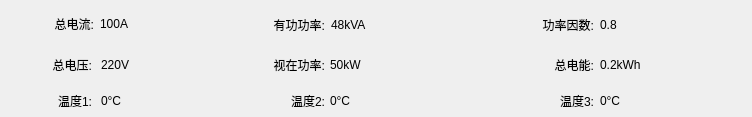
Old version of the form BusBar-Qt/branch/box/boxtotalwid.ui in the repository luozhiyong131/BusBar.
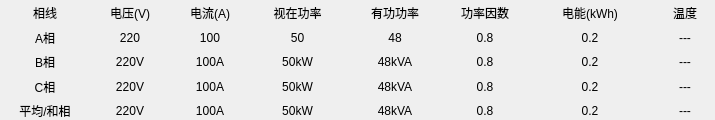
New version of the form.

Patch:
```diff
--- a/BusBar-Qt/branch/box/boxtotalwid.ui
+++ b/BusBar-Qt/branch/box/boxtotalwid.ui
@@ -6,472 +6,966 @@
    <rect>
     <x>0</x>
     <y>0</y>
-    <width>752</width>
-    <height>117</height>
+    <width>706</width>
+    <height>120</height>
    </rect>
   </property>
+  <property name="minimumSize">
+   <size>
+    <width>0</width>
+    <height>25</height>
+   </size>
+  </property>
   <property name="windowTitle">
    <string>Form</string>
   </property>
-  <widget class="QLabel" name="label_4">
-   <property name="geometry">
-    <rect>
-     <x>9</x>
-     <y>9</y>
-     <width>85</width>
-     <height>30</height>
-    </rect>
+  <layout class="QGridLayout" name="gridLayout">
+   <property name="leftMargin">
+    <number>0</number>
    </property>
-   <property name="minimumSize">
-    <size>
-     <width>85</width>
-     <height>0</height>
-    </size>
+   <property name="topMargin">
+    <number>0</number>
    </property>
-   <property name="maximumSize">
-    <size>
-     <width>85</width>
-     <height>16777215</height>
-    </size>
+   <property name="rightMargin">
+    <number>0</number>
    </property>
-   <property name="text">
-    <string>总电流:</string>
+   <property name="bottomMargin">
+    <number>0</number>
    </property>
-   <property name="alignment">
-    <set>Qt::AlignRight|Qt::AlignTrailing|Qt::AlignVCenter</set>
+   <property name="horizontalSpacing">
+    <number>0</number>
    </property>
-  </widget>
-  <widget class="QLabel" name="tCurLab">
-   <property name="geometry">
-    <rect>
-     <x>100</x>
-     <y>9</y>
-     <width>85</width>
-     <height>30</height>
-    </rect>
+   <property name="verticalSpacing">
+    <number>2</number>
    </property>
-   <property name="minimumSize">
-    <size>
-     <width>85</width>
-     <height>0</height>
-    </size>
-   </property>
-   <property name="maximumSize">
-    <size>
-     <width>85</width>
-     <height>16777215</height>
-    </size>
-   </property>
-   <property name="layoutDirection">
-    <enum>Qt::LeftToRight</enum>
-   </property>
-   <property name="text">
-    <string>100A</string>
-   </property>
-   <property name="alignment">
-    <set>Qt::AlignLeading|Qt::AlignLeft|Qt::AlignVCenter</set>
-   </property>
-  </widget>
-  <widget class="QLabel" name="label_8">
-   <property name="geometry">
-    <rect>
-     <x>509</x>
-     <y>50</y>
-     <width>85</width>
-     <height>30</height>
-    </rect>
-   </property>
+   <item row="0" column="0">
+    <layout class="QHBoxLayout" name="horizontalLayout">
+     <property name="spacing">
+      <number>0</number>
+     </property>
+     <item>
+      <widget class="QLabel" name="label">
    <property name="minimumSize">
     <size>
-     <width>85</width>
-     <height>0</height>
+         <width>90</width>
+         <height>25</height>
     </size>
    </property>
    <property name="maximumSize">
     <size>
-     <width>85</width>
+         <width>90</width>
      <height>16777215</height>
     </size>
    </property>
    <property name="text">
-    <string>总电能:</string>
+        <string>相线</string>
    </property>
    <property name="alignment">
-    <set>Qt::AlignRight|Qt::AlignTrailing|Qt::AlignVCenter</set>
-   </property>
-  </widget>
-  <widget class="QLabel" name="tEleLab">
-   <property name="geometry">
-    <rect>
-     <x>600</x>
-     <y>50</y>
-     <width>131</width>
-     <height>30</height>
-    </rect>
-   </property>
-   <property name="minimumSize">
-    <size>
-     <width>85</width>
-     <height>0</height>
-    </size>
-   </property>
-   <property name="text">
-    <string>0.2kWh</string>
-   </property>
-   <property name="alignment">
-    <set>Qt::AlignLeading|Qt::AlignLeft|Qt::AlignVCenter</set>
-   </property>
-  </widget>
+        <set>Qt::AlignCenter</set>
+       </property>
+      </widget>
+     </item>
+     <item>
   <widget class="QLabel" name="label_11">
-   <property name="geometry">
-    <rect>
-     <x>10</x>
-     <y>50</y>
-     <width>82</width>
-     <height>30</height>
-    </rect>
-   </property>
    <property name="minimumSize">
     <size>
-     <width>82</width>
-     <height>0</height>
+         <width>80</width>
+         <height>25</height>
     </size>
    </property>
    <property name="maximumSize">
     <size>
-     <width>82</width>
+         <width>80</width>
      <height>16777215</height>
     </size>
    </property>
    <property name="text">
-    <string>总电压:</string>
+        <string>电压(V)</string>
    </property>
    <property name="alignment">
-    <set>Qt::AlignRight|Qt::AlignTrailing|Qt::AlignVCenter</set>
-   </property>
-  </widget>
-  <widget class="QLabel" name="vollab">
-   <property name="geometry">
-    <rect>
-     <x>101</x>
-     <y>50</y>
-     <width>82</width>
-     <height>30</height>
-    </rect>
-   </property>
+        <set>Qt::AlignCenter</set>
+       </property>
+      </widget>
+     </item>
+     <item>
+      <widget class="QLabel" name="label_4">
    <property name="minimumSize">
     <size>
-     <width>82</width>
-     <height>0</height>
+         <width>80</width>
+         <height>25</height>
     </size>
    </property>
    <property name="maximumSize">
     <size>
-     <width>82</width>
+         <width>80</width>
      <height>16777215</height>
     </size>
    </property>
    <property name="text">
-    <string>220V</string>
-   </property>
-  </widget>
-  <widget class="QLabel" name="label_7">
-   <property name="geometry">
-    <rect>
-     <x>509</x>
-     <y>10</y>
-     <width>85</width>
-     <height>30</height>
-    </rect>
-   </property>
-   <property name="minimumSize">
-    <size>
-     <width>85</width>
-     <height>0</height>
-    </size>
-   </property>
-   <property name="maximumSize">
-    <size>
-     <width>85</width>
-     <height>16777215</height>
-    </size>
-   </property>
-   <property name="text">
-    <string>功率因数:</string>
-   </property>
+        <string>电流(A)</string>
+       </property>
    <property name="alignment">
-    <set>Qt::AlignRight|Qt::AlignTrailing|Qt::AlignVCenter</set>
-   </property>
-  </widget>
-  <widget class="QLabel" name="tPfLab">
-   <property name="geometry">
-    <rect>
-     <x>600</x>
-     <y>10</y>
-     <width>85</width>
-     <height>30</height>
-    </rect>
-   </property>
-   <property name="minimumSize">
-    <size>
-     <width>85</width>
-     <height>0</height>
-    </size>
-   </property>
-   <property name="maximumSize">
-    <size>
-     <width>85</width>
-     <height>16777215</height>
-    </size>
-   </property>
-   <property name="text">
-    <string>0.8</string>
-   </property>
-  </widget>
+        <set>Qt::AlignCenter</set>
+       </property>
+      </widget>
+     </item>
+     <item>
   <widget class="QLabel" name="label_9">
-   <property name="geometry">
-    <rect>
-     <x>240</x>
-     <y>50</y>
-     <width>85</width>
-     <height>30</height>
-    </rect>
-   </property>
    <property name="minimumSize">
     <size>
-     <width>85</width>
-     <height>0</height>
+         <width>95</width>
+         <height>25</height>
     </size>
    </property>
    <property name="maximumSize">
     <size>
-     <width>85</width>
+         <width>95</width>
      <height>16777215</height>
     </size>
    </property>
    <property name="text">
-    <string>视在功率:</string>
+        <string>视在功率</string>
    </property>
    <property name="alignment">
-    <set>Qt::AlignRight|Qt::AlignTrailing|Qt::AlignVCenter</set>
-   </property>
-  </widget>
-  <widget class="QLabel" name="tApPowLab">
-   <property name="geometry">
-    <rect>
-     <x>330</x>
-     <y>50</y>
-     <width>160</width>
-     <height>30</height>
-    </rect>
-   </property>
-   <property name="minimumSize">
-    <size>
-     <width>85</width>
-     <height>0</height>
-    </size>
-   </property>
-   <property name="text">
-    <string>50kW</string>
-   </property>
-  </widget>
+        <set>Qt::AlignCenter</set>
+       </property>
+      </widget>
+     </item>
+     <item>
   <widget class="QLabel" name="label_10">
-   <property name="geometry">
-    <rect>
-     <x>240</x>
-     <y>10</y>
-     <width>85</width>
-     <height>30</height>
-    </rect>
-   </property>
    <property name="minimumSize">
     <size>
-     <width>85</width>
-     <height>0</height>
+         <width>100</width>
+         <height>25</height>
     </size>
    </property>
    <property name="maximumSize">
     <size>
-     <width>85</width>
+         <width>100</width>
      <height>16777215</height>
     </size>
    </property>
    <property name="text">
-    <string>有功功率:</string>
+        <string>有功功率</string>
    </property>
    <property name="alignment">
-    <set>Qt::AlignRight|Qt::AlignTrailing|Qt::AlignVCenter</set>
-   </property>
-  </widget>
-  <widget class="QLabel" name="tPowLab">
-   <property name="geometry">
-    <rect>
-     <x>331</x>
-     <y>10</y>
-     <width>160</width>
-     <height>30</height>
-    </rect>
-   </property>
+        <set>Qt::AlignCenter</set>
+       </property>
+      </widget>
+     </item>
+     <item>
+      <widget class="QLabel" name="label_7">
+       <property name="minimumSize">
+        <size>
+         <width>80</width>
+         <height>25</height>
+        </size>
+       </property>
+       <property name="maximumSize">
+        <size>
+         <width>80</width>
+         <height>16777215</height>
+        </size>
+       </property>
+       <property name="text">
+        <string>功率因数</string>
+       </property>
+       <property name="alignment">
+        <set>Qt::AlignCenter</set>
+       </property>
+      </widget>
+     </item>
+     <item>
+      <widget class="QLabel" name="label_8">
    <property name="minimumSize">
     <size>
-     <width>85</width>
-     <height>0</height>
-    </size>
-   </property>
+         <width>130</width>
+         <height>25</height>
+        </size>
+       </property>
+       <property name="maximumSize">
+        <size>
+         <width>130</width>
+         <height>16777215</height>
+        </size>
+       </property>
    <property name="text">
-    <string>48kVA</string>
-   </property>
-  </widget>
+        <string>电能(kWh)</string>
+       </property>
+       <property name="alignment">
+        <set>Qt::AlignCenter</set>
+       </property>
+      </widget>
+     </item>
+     <item>
   <widget class="QLabel" name="label_12">
-   <property name="geometry">
-    <rect>
-     <x>509</x>
-     <y>86</y>
-     <width>85</width>
-     <height>30</height>
-    </rect>
-   </property>
+       <property name="minimumSize">
+        <size>
+         <width>60</width>
+         <height>25</height>
+        </size>
+       </property>
+       <property name="maximumSize">
+        <size>
+         <width>60</width>
+         <height>16777215</height>
+        </size>
+       </property>
+       <property name="text">
+        <string>温度</string>
+       </property>
+       <property name="alignment">
+        <set>Qt::AlignCenter</set>
+       </property>
+      </widget>
+     </item>
+    </layout>
+   </item>
+   <item row="1" column="0">
+    <layout class="QHBoxLayout" name="horizontalLayout_2">
+     <property name="spacing">
+      <number>0</number>
+     </property>
+     <item>
+      <widget class="QLabel" name="label_2">
    <property name="minimumSize">
     <size>
-     <width>85</width>
-     <height>0</height>
+         <width>90</width>
+         <height>25</height>
     </size>
    </property>
    <property name="maximumSize">
     <size>
-     <width>85</width>
+         <width>90</width>
      <height>16777215</height>
     </size>
    </property>
    <property name="text">
-    <string>温度3:</string>
+        <string>A相</string>
    </property>
    <property name="alignment">
-    <set>Qt::AlignRight|Qt::AlignTrailing|Qt::AlignVCenter</set>
-   </property>
-  </widget>
-  <widget class="QLabel" name="tem2">
-   <property name="geometry">
-    <rect>
-     <x>330</x>
-     <y>86</y>
-     <width>160</width>
-     <height>30</height>
-    </rect>
-   </property>
+        <set>Qt::AlignCenter</set>
+       </property>
+      </widget>
+     </item>
+     <item>
+      <widget class="QLabel" name="volA">
+       <property name="minimumSize">
+        <size>
+         <width>80</width>
+         <height>25</height>
+        </size>
+       </property>
+       <property name="maximumSize">
+        <size>
+         <width>80</width>
+         <height>16777215</height>
+        </size>
+       </property>
+       <property name="text">
+        <string>220</string>
+       </property>
+       <property name="alignment">
+        <set>Qt::AlignCenter</set>
+       </property>
+      </widget>
+     </item>
+     <item>
+      <widget class="QLabel" name="curA">
    <property name="minimumSize">
     <size>
-     <width>85</width>
-     <height>0</height>
-    </size>
-   </property>
+         <width>80</width>
+         <height>25</height>
+        </size>
+       </property>
+       <property name="maximumSize">
+        <size>
+         <width>80</width>
+         <height>16777215</height>
+        </size>
+       </property>
+       <property name="layoutDirection">
+        <enum>Qt::LeftToRight</enum>
+       </property>
    <property name="text">
-    <string>0°C</string>
-   </property>
-  </widget>
-  <widget class="QLabel" name="tem1">
-   <property name="geometry">
-    <rect>
-     <x>101</x>
-     <y>86</y>
-     <width>82</width>
-     <height>30</height>
-    </rect>
-   </property>
+        <string>100</string>
+       </property>
+       <property name="alignment">
+        <set>Qt::AlignCenter</set>
+       </property>
+      </widget>
+     </item>
+     <item>
+      <widget class="QLabel" name="tApPowA">
+       <property name="minimumSize">
+        <size>
+         <width>95</width>
+         <height>25</height>
+        </size>
+       </property>
+       <property name="maximumSize">
+        <size>
+         <width>95</width>
+         <height>16777215</height>
+        </size>
+       </property>
+       <property name="text">
+        <string>50</string>
+       </property>
+       <property name="alignment">
+        <set>Qt::AlignCenter</set>
+       </property>
+      </widget>
+     </item>
+     <item>
+      <widget class="QLabel" name="tPowA">
    <property name="minimumSize">
     <size>
-     <width>82</width>
-     <height>0</height>
+         <width>100</width>
+         <height>25</height>
     </size>
    </property>
    <property name="maximumSize">
     <size>
-     <width>82</width>
+         <width>100</width>
      <height>16777215</height>
     </size>
    </property>
    <property name="text">
-    <string>0°C</string>
-   </property>
-  </widget>
-  <widget class="QLabel" name="tem3">
-   <property name="geometry">
-    <rect>
-     <x>600</x>
-     <y>86</y>
-     <width>131</width>
-     <height>30</height>
-    </rect>
-   </property>
+        <string>48</string>
+       </property>
+       <property name="alignment">
+        <set>Qt::AlignCenter</set>
+       </property>
+      </widget>
+     </item>
+     <item>
+      <widget class="QLabel" name="tPfA">
+       <property name="minimumSize">
+        <size>
+         <width>80</width>
+         <height>25</height>
+        </size>
+       </property>
+       <property name="maximumSize">
+        <size>
+         <width>80</width>
+         <height>16777215</height>
+        </size>
+       </property>
+       <property name="text">
+        <string>0.8</string>
+       </property>
+       <property name="alignment">
+        <set>Qt::AlignCenter</set>
+       </property>
+      </widget>
+     </item>
+     <item>
+      <widget class="QLabel" name="tEleA">
    <property name="minimumSize">
     <size>
-     <width>85</width>
-     <height>0</height>
-    </size>
-   </property>
+         <width>130</width>
+         <height>25</height>
+        </size>
+       </property>
+       <property name="maximumSize">
+        <size>
+         <width>130</width>
+         <height>16777215</height>
+        </size>
+       </property>
    <property name="text">
-    <string>0°C</string>
+        <string>0.2</string>
    </property>
    <property name="alignment">
-    <set>Qt::AlignLeading|Qt::AlignLeft|Qt::AlignVCenter</set>
-   </property>
-  </widget>
-  <widget class="QLabel" name="label_13">
-   <property name="geometry">
-    <rect>
-     <x>240</x>
-     <y>86</y>
-     <width>85</width>
-     <height>30</height>
-    </rect>
-   </property>
+        <set>Qt::AlignCenter</set>
+       </property>
+      </widget>
+     </item>
+     <item>
+      <widget class="QLabel" name="temA">
+       <property name="minimumSize">
+        <size>
+         <width>60</width>
+         <height>25</height>
+        </size>
+       </property>
+       <property name="maximumSize">
+        <size>
+         <width>60</width>
+         <height>16777215</height>
+        </size>
+       </property>
+       <property name="text">
+        <string>---</string>
+       </property>
+       <property name="alignment">
+        <set>Qt::AlignCenter</set>
+       </property>
+      </widget>
+     </item>
+    </layout>
+   </item>
+   <item row="2" column="0">
+    <layout class="QHBoxLayout" name="horizontalLayout_3">
+     <property name="spacing">
+      <number>0</number>
+     </property>
+     <item>
+      <widget class="QLabel" name="label_3">
    <property name="minimumSize">
     <size>
-     <width>85</width>
-     <height>0</height>
+         <width>90</width>
+         <height>25</height>
     </size>
    </property>
    <property name="maximumSize">
     <size>
-     <width>85</width>
+         <width>90</width>
      <height>16777215</height>
     </size>
    </property>
    <property name="text">
-    <string>温度2:</string>
+        <string>B相</string>
    </property>
    <property name="alignment">
-    <set>Qt::AlignRight|Qt::AlignTrailing|Qt::AlignVCenter</set>
-   </property>
-  </widget>
-  <widget class="QLabel" name="label_14">
-   <property name="geometry">
-    <rect>
-     <x>10</x>
-     <y>86</y>
-     <width>82</width>
-     <height>30</height>
-    </rect>
-   </property>
+        <set>Qt::AlignCenter</set>
+       </property>
+      </widget>
+     </item>
+     <item>
+      <widget class="QLabel" name="volB">
+       <property name="minimumSize">
+        <size>
+         <width>80</width>
+         <height>25</height>
+        </size>
+       </property>
+       <property name="maximumSize">
+        <size>
+         <width>80</width>
+         <height>16777215</height>
+        </size>
+       </property>
+       <property name="text">
+        <string>220V</string>
+       </property>
+       <property name="alignment">
+        <set>Qt::AlignCenter</set>
+       </property>
+      </widget>
+     </item>
+     <item>
+      <widget class="QLabel" name="curB">
    <property name="minimumSize">
     <size>
-     <width>82</width>
-     <height>0</height>
+         <width>80</width>
+         <height>25</height>
     </size>
    </property>
    <property name="maximumSize">
     <size>
-     <width>82</width>
+         <width>80</width>
      <height>16777215</height>
     </size>
    </property>
+       <property name="layoutDirection">
+        <enum>Qt::LeftToRight</enum>
+       </property>
    <property name="text">
-    <string>温度1:</string>
+        <string>100A</string>
    </property>
    <property name="alignment">
-    <set>Qt::AlignRight|Qt::AlignTrailing|Qt::AlignVCenter</set>
-   </property>
-  </widget>
+        <set>Qt::AlignCenter</set>
+       </property>
+      </widget>
+     </item>
+     <item>
+      <widget class="QLabel" name="tApPowB">
+       <property name="minimumSize">
+        <size>
+         <width>95</width>
+         <height>25</height>
+        </size>
+       </property>
+       <property name="maximumSize">
+        <size>
+         <width>95</width>
+         <height>16777215</height>
+        </size>
+       </property>
+       <property name="text">
+        <string>50kW</string>
+       </property>
+       <property name="alignment">
+        <set>Qt::AlignCenter</set>
+       </property>
+      </widget>
+     </item>
+     <item>
+      <widget class="QLabel" name="tPowB">
+       <property name="minimumSize">
+        <size>
+         <width>100</width>
+         <height>25</height>
+        </size>
+       </property>
+       <property name="maximumSize">
+        <size>
+         <width>100</width>
+         <height>16777215</height>
+        </size>
+       </property>
+       <property name="text">
+        <string>48kVA</string>
+       </property>
+       <property name="alignment">
+        <set>Qt::AlignCenter</set>
+       </property>
+      </widget>
+     </item>
+     <item>
+      <widget class="QLabel" name="tPfB">
+       <property name="minimumSize">
+        <size>
+         <width>80</width>
+         <height>25</height>
+        </size>
+       </property>
+       <property name="maximumSize">
+        <size>
+         <width>80</width>
+         <height>16777215</height>
+        </size>
+       </property>
+       <property name="text">
+        <string>0.8</string>
+       </property>
+       <property name="alignment">
+        <set>Qt::AlignCenter</set>
+       </property>
+      </widget>
+     </item>
+     <item>
+      <widget class="QLabel" name="tEleB">
+       <property name="minimumSize">
+        <size>
+         <width>130</width>
+         <height>25</height>
+        </size>
+       </property>
+       <property name="maximumSize">
+        <size>
+         <width>130</width>
+         <height>16777215</height>
+        </size>
+       </property>
+       <property name="text">
+        <string>0.2</string>
+       </property>
+       <property name="alignment">
+        <set>Qt::AlignCenter</set>
+       </property>
+      </widget>
+     </item>
+     <item>
+      <widget class="QLabel" name="temB">
+       <property name="minimumSize">
+        <size>
+         <width>60</width>
+         <height>25</height>
+        </size>
+       </property>
+       <property name="maximumSize">
+        <size>
+         <width>60</width>
+         <height>16777215</height>
+        </size>
+       </property>
+       <property name="text">
+        <string>---</string>
+       </property>
+       <property name="alignment">
+        <set>Qt::AlignCenter</set>
+       </property>
+      </widget>
+     </item>
+    </layout>
+   </item>
+   <item row="3" column="0">
+    <layout class="QHBoxLayout" name="horizontalLayout_4">
+     <property name="spacing">
+      <number>0</number>
+     </property>
+     <item>
+      <widget class="QLabel" name="label_5">
+       <property name="minimumSize">
+        <size>
+         <width>90</width>
+         <height>25</height>
+        </size>
+       </property>
+       <property name="maximumSize">
+        <size>
+         <width>90</width>
+         <height>16777215</height>
+        </size>
+       </property>
+       <property name="text">
+        <string>C相</string>
+       </property>
+       <property name="alignment">
+        <set>Qt::AlignCenter</set>
+       </property>
+      </widget>
+     </item>
+     <item>
+      <widget class="QLabel" name="volC">
+       <property name="minimumSize">
+        <size>
+         <width>80</width>
+         <height>25</height>
+        </size>
+       </property>
+       <property name="maximumSize">
+        <size>
+         <width>80</width>
+         <height>16777215</height>
+        </size>
+       </property>
+       <property name="text">
+        <string>220V</string>
+       </property>
+       <property name="alignment">
+        <set>Qt::AlignCenter</set>
+       </property>
+      </widget>
+     </item>
+     <item>
+      <widget class="QLabel" name="curC">
+       <property name="minimumSize">
+        <size>
+         <width>80</width>
+         <height>25</height>
+        </size>
+       </property>
+       <property name="maximumSize">
+        <size>
+         <width>80</width>
+         <height>16777215</height>
+        </size>
+       </property>
+       <property name="layoutDirection">
+        <enum>Qt::LeftToRight</enum>
+       </property>
+       <property name="text">
+        <string>100A</string>
+       </property>
+       <property name="alignment">
+        <set>Qt::AlignCenter</set>
+       </property>
+      </widget>
+     </item>
+     <item>
+      <widget class="QLabel" name="tApPowC">
+       <property name="minimumSize">
+        <size>
+         <width>95</width>
+         <height>25</height>
+        </size>
+       </property>
+       <property name="maximumSize">
+        <size>
+         <width>95</width>
+         <height>16777215</height>
+        </size>
+       </property>
+       <property name="text">
+        <string>50kW</string>
+       </property>
+       <property name="alignment">
+        <set>Qt::AlignCenter</set>
+       </property>
+      </widget>
+     </item>
+     <item>
+      <widget class="QLabel" name="tPowC">
+       <property name="minimumSize">
+        <size>
+         <width>100</width>
+         <height>25</height>
+        </size>
+       </property>
+       <property name="maximumSize">
+        <size>
+         <width>100</width>
+         <height>16777215</height>
+        </size>
+       </property>
+       <property name="text">
+        <string>48kVA</string>
+       </property>
+       <property name="alignment">
+        <set>Qt::AlignCenter</set>
+       </property>
+      </widget>
+     </item>
+     <item>
+      <widget class="QLabel" name="tPfC">
+       <property name="minimumSize">
+        <size>
+         <width>80</width>
+         <height>25</height>
+        </size>
+       </property>
+       <property name="maximumSize">
+        <size>
+         <width>80</width>
+         <height>16777215</height>
+        </size>
+       </property>
+       <property name="text">
+        <string>0.8</string>
+       </property>
+       <property name="alignment">
+        <set>Qt::AlignCenter</set>
+       </property>
+      </widget>
+     </item>
+     <item>
+      <widget class="QLabel" name="tEleC">
+       <property name="minimumSize">
+        <size>
+         <width>130</width>
+         <height>25</height>
+        </size>
+       </property>
+       <property name="maximumSize">
+        <size>
+         <width>130</width>
+         <height>16777215</height>
+        </size>
+       </property>
+       <property name="text">
+        <string>0.2</string>
+       </property>
+       <property name="alignment">
+        <set>Qt::AlignCenter</set>
+       </property>
+      </widget>
+     </item>
+     <item>
+      <widget class="QLabel" name="temC">
+       <property name="minimumSize">
+        <size>
+         <width>60</width>
+         <height>25</height>
+        </size>
+       </property>
+       <property name="maximumSize">
+        <size>
+         <width>60</width>
+         <height>16777215</height>
+        </size>
+       </property>
+       <property name="text">
+        <string>---</string>
+       </property>
+       <property name="alignment">
+        <set>Qt::AlignCenter</set>
+       </property>
+      </widget>
+     </item>
+    </layout>
+   </item>
+   <item row="4" column="0">
+    <layout class="QHBoxLayout" name="horizontalLayout_5">
+     <property name="spacing">
+      <number>0</number>
+     </property>
+     <item>
+      <widget class="QLabel" name="label_6">
+       <property name="minimumSize">
+        <size>
+         <width>90</width>
+         <height>25</height>
+        </size>
+       </property>
+       <property name="maximumSize">
+        <size>
+         <width>90</width>
+         <height>16777215</height>
+        </size>
+       </property>
+       <property name="text">
+        <string>平均/和相</string>
+       </property>
+       <property name="alignment">
+        <set>Qt::AlignCenter</set>
+       </property>
+      </widget>
+     </item>
+     <item>
+      <widget class="QLabel" name="volH">
+       <property name="minimumSize">
+        <size>
+         <width>80</width>
+         <height>25</height>
+        </size>
+       </property>
+       <property name="maximumSize">
+        <size>
+         <width>80</width>
+         <height>16777215</height>
+        </size>
+       </property>
+       <property name="text">
+        <string>220V</string>
+       </property>
+       <property name="alignment">
+        <set>Qt::AlignCenter</set>
+       </property>
+      </widget>
+     </item>
+     <item>
+      <widget class="QLabel" name="curH">
+       <property name="minimumSize">
+        <size>
+         <width>80</width>
+         <height>25</height>
+        </size>
+       </property>
+       <property name="maximumSize">
+        <size>
+         <width>80</width>
+         <height>16777215</height>
+        </size>
+       </property>
+       <property name="layoutDirection">
+        <enum>Qt::LeftToRight</enum>
+       </property>
+       <property name="text">
+        <string>100A</string>
+       </property>
+       <property name="alignment">
+        <set>Qt::AlignCenter</set>
+       </property>
+      </widget>
+     </item>
+     <item>
+      <widget class="QLabel" name="tApPowH">
+       <property name="minimumSize">
+        <size>
+         <width>95</width>
+         <height>25</height>
+        </size>
+       </property>
+       <property name="maximumSize">
+        <size>
+         <width>95</width>
+         <height>16777215</height>
+        </size>
+       </property>
+       <property name="text">
+        <string>50kW</string>
+       </property>
+       <property name="alignment">
+        <set>Qt::AlignCenter</set>
+       </property>
+      </widget>
+     </item>
+     <item>
+      <widget class="QLabel" name="tPowH">
+       <property name="minimumSize">
+        <size>
+         <width>100</width>
+         <height>25</height>
+        </size>
+       </property>
+       <property name="maximumSize">
+        <size>
+         <width>100</width>
+         <height>16777215</height>
+        </size>
+       </property>
+       <property name="text">
+        <string>48kVA</string>
+       </property>
+       <property name="alignment">
+        <set>Qt::AlignCenter</set>
+       </property>
+      </widget>
+     </item>
+     <item>
+      <widget class="QLabel" name="tPfH">
+       <property name="minimumSize">
+        <size>
+         <width>80</width>
+         <height>25</height>
+        </size>
+       </property>
+       <property name="maximumSize">
+        <size>
+         <width>80</width>
+         <height>16777215</height>
+        </size>
+       </property>
+       <property name="text">
+        <string>0.8</string>
+       </property>
+       <property name="alignment">
+        <set>Qt::AlignCenter</set>
+       </property>
+      </widget>
+     </item>
+     <item>
+      <widget class="QLabel" name="tEleH">
+       <property name="minimumSize">
+        <size>
+         <width>130</width>
+         <height>25</height>
+        </size>
+       </property>
+       <property name="maximumSize">
+        <size>
+         <width>130</width>
+         <height>16777215</height>
+        </size>
+       </property>
+       <property name="text">
+        <string>0.2</string>
+       </property>
+       <property name="alignment">
+        <set>Qt::AlignCenter</set>
+       </property>
+      </widget>
+     </item>
+     <item>
+      <widget class="QLabel" name="temH">
+       <property name="minimumSize">
+        <size>
+         <width>60</width>
+         <height>25</height>
+        </size>
+       </property>
+       <property name="maximumSize">
+        <size>
+         <width>60</width>
+         <height>16777215</height>
+        </size>
+       </property>
+       <property name="text">
+        <string>---</string>
+       </property>
+       <property name="alignment">
+        <set>Qt::AlignCenter</set>
+       </property>
+      </widget>
+     </item>
+    </layout>
+   </item>
+  </layout>
  </widget>
  <resources/>
  <connections/>
```
Lines whose indentation alone changed are shown as unchanged.
